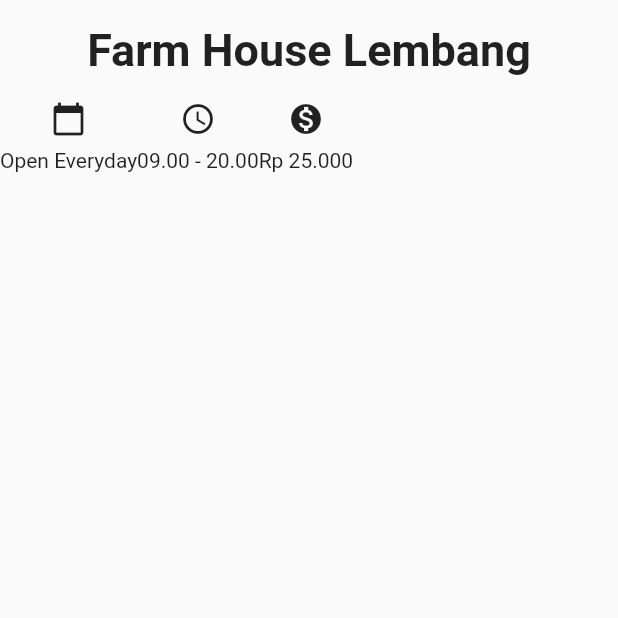
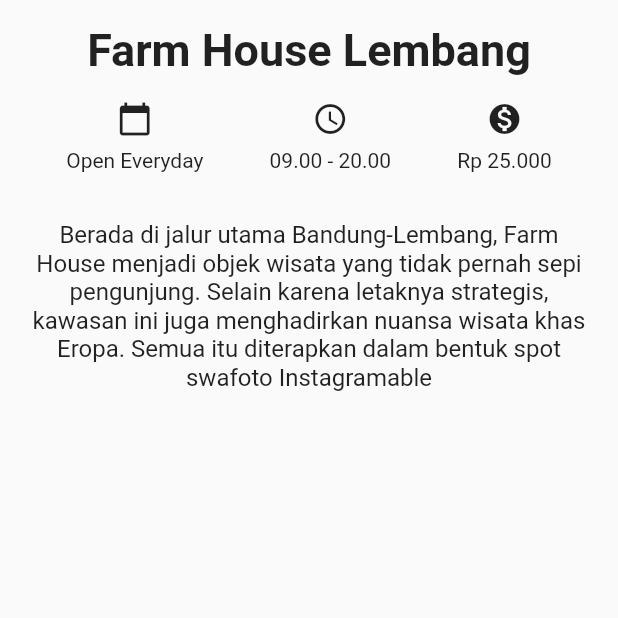
Before and after one commit to ahmfarisi/Kelas-Flutter-SI5A-Gasal-2023-2024, a Flutter app: the screen it shows after launch, on a phone screen of 412 x 824 dp, the top half of it. Run offline on Flutter 3.47's test engine with Material 2 defaults, Android fonts, the phone set to English and light mode, and no system bars.

Commit message:
Update main.dart

```diff
--- a/wisata_bandung/lib/main.dart
+++ b/wisata_bandung/lib/main.dart
@@ -23,6 +23,7 @@
     return Scaffold(
       body: SafeArea(
         child: Column(
+          crossAxisAlignment: CrossAxisAlignment.stretch,
           children: [
             Container(
               margin: const EdgeInsets.only(top: 16),
@@ -38,6 +39,7 @@
             Container(
               margin: const EdgeInsets.symmetric(vertical: 16),
               child: const Row(
+                mainAxisAlignment: MainAxisAlignment.spaceEvenly,
                 children: [
                   Column(
                     children: [
@@ -63,7 +65,16 @@
                 ],
               ),
             ),
-            Container(),
+            Container(
+              padding: const EdgeInsets.all(16),
+              child: const Text(
+                'Berada di jalur utama Bandung-Lembang, Farm House menjadi objek wisata yang tidak pernah sepi pengunjung. Selain karena letaknya strategis, kawasan ini juga menghadirkan nuansa wisata khas Eropa. Semua itu diterapkan dalam bentuk spot swafoto Instagramable',
+                textAlign: TextAlign.center,
+                style: TextStyle(
+                  fontSize: 16
+                ),
+              ),
+            ),
           ],
         ),
       )
```
